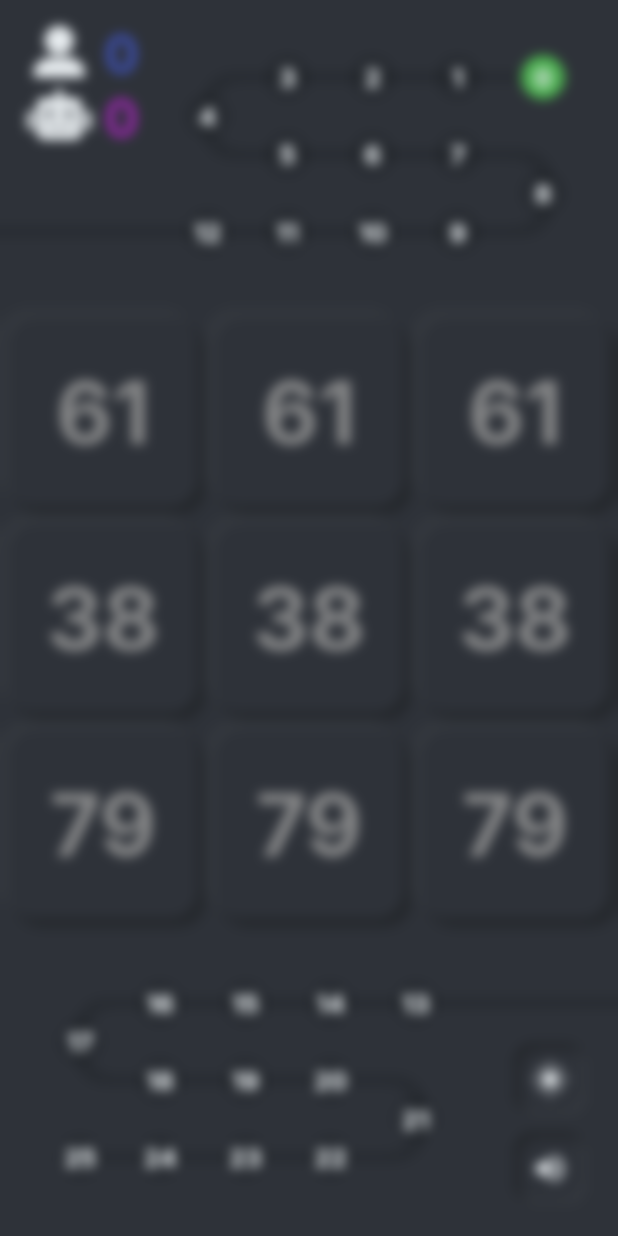
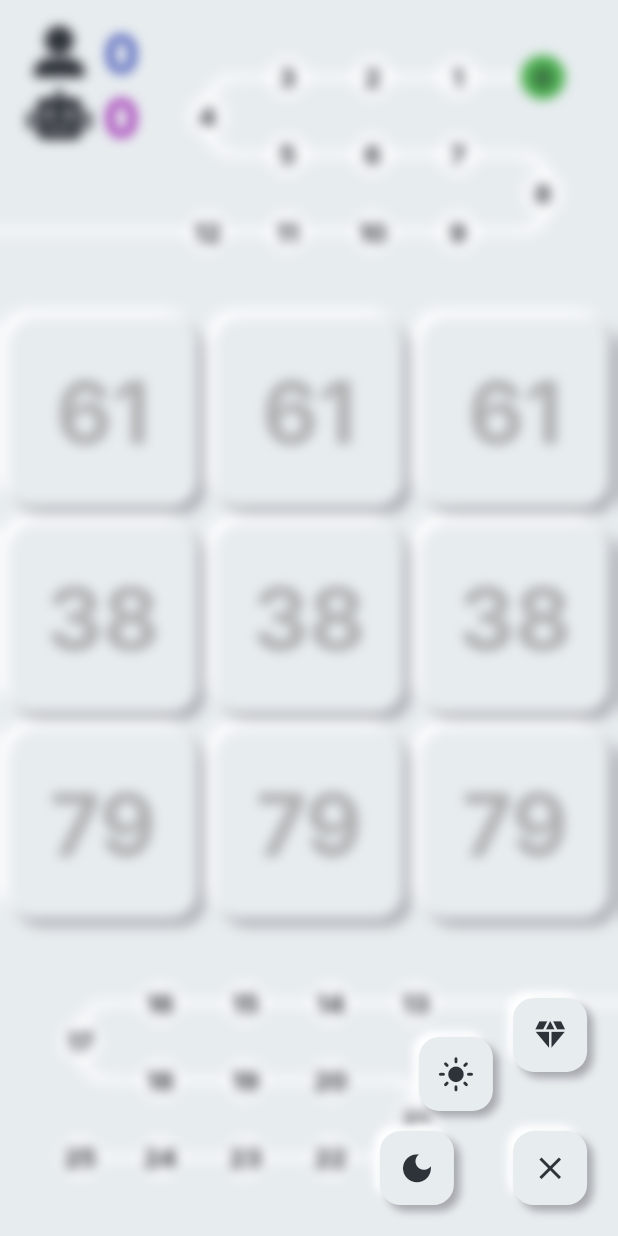
Before and after one commit to coilvoltic/tightwad, a Flutter app: the screen it shows after launch, after a tap on the "dark mode" icon, on a phone screen of 412 x 824 dp. Run offline on Flutter 3.47's test engine with Material 2 defaults, Android fonts, the phone set to English and light mode, and no system bars; our stand-ins replace animated_splash_screen, confetti, flutter_inset_box_shadow, font_awesome_flutter, google_fonts, shared_preferences and 1 more.

Commit message:
Add themes button with rotating animation

```diff
--- a/lib/main.dart
+++ b/lib/main.dart
@@ -67,7 +67,7 @@ class SplashScreen extends StatelessWidget {
       ),
       nextScreen: const TightWadHome(),
       backgroundColor: ThemeColors.background.getLightColor,
-      animationDuration: const Duration(seconds: 2),
+      animationDuration: const Duration(milliseconds: 200),
       splashIconSize: 250,
       splashTransition: SplashTransition.slideTransition,
     );
--- a/lib/src/dev/game/components/blur.dart
+++ b/lib/src/dev/game/components/blur.dart
@@ -15,8 +15,9 @@ class Blur extends StatefulWidget {
 
 class _BlurState extends State<Blur> {
 
-  bool _isDisplayedBlur       = false;
-  int  _blurAnimationDuration = 0;
+  bool   _isDisplayedBlur       = false;
+  int    _blurAnimationDuration = 0;
+  double _blurValue             = 0.0;
 
   void updateBlur(GameHandlerNotifier gameHandlerNotifier, OptionsNotifier optionsNotifier)
   {
@@ -24,9 +25,11 @@ class _BlurState extends State<Blur> {
                        optionsNotifier.getIsThemeChanging;
     if (gameHandlerNotifier.getGameStatus != GameStatus.playing) {
       _blurAnimationDuration = 1000;
+      _blurValue = 4.0;
     }
     else if (optionsNotifier.getIsThemeChanging) {
-      _blurAnimationDuration = 200;
+      _blurAnimationDuration = 500;
+      _blurValue = 4.0;
     }
   }
 
@@ -39,10 +42,9 @@ class _BlurState extends State<Blur> {
         return Visibility(
           visible: _isDisplayedBlur,
           child: TweenAnimationBuilder<double>(
-            tween: Tween<double>(begin: 0.01, end: 4.0),
+            tween: Tween<double>(begin: 0.01, end: _blurValue),
             duration: Duration(milliseconds: _blurAnimationDuration),
-            builder: (_, blurValue, __)
-            {
+            builder: (_, blurValue, __) {
               return BackdropFilter(
                 filter: ImageFilter.blur(sigmaX: blurValue, sigmaY: blurValue),
                 child: Container(
--- /dev/null
+++ b/lib/src/dev/game/components/options/flow_theme_men_delegate.dart
@@ -0,0 +1,54 @@
+import 'dart:math';
+import 'dart:typed_data';
+
+import 'package:flutter/material.dart';
+
+class FlowThemeMenuDelegate extends FlowDelegate {
+
+  const FlowThemeMenuDelegate({
+    required this.controller,
+    required this.buttonSize,
+    required this.xPos,
+    required this.yPos,
+    }) : super(repaint: controller);
+
+  final Animation<double> controller;
+  final double buttonSize;
+  final double xPos;
+  final double yPos;
+
+  @override
+  void paintChildren(FlowPaintingContext context) {
+
+    const double buttonSizeRatio = 1.8;
+    final double radius = buttonSize * buttonSizeRatio * controller.value;
+    final int n = context.childCount;
+
+    for (int i = 0; i < n; i++) {
+
+      double x = 0.0;
+      double y = 0.0;
+      double z = 0.0;
+
+      if (i != n - 1) {
+        final double theta = i * pi * 0.5 / (n - 2) + pi;
+        x = radius * cos(theta);
+        y = radius * sin(theta);
+        z = 0.0;
+      }
+      context.paintChild(
+        i,
+        transform: Matrix4.identity()
+          ..translate(x + xPos, y + yPos, z)
+          ..translate(buttonSize / 2, buttonSize / 2)
+          ..rotateZ(controller.value * 2 * pi)
+          ..translate(-buttonSize / 2, -buttonSize / 2)
+      );
+    }
+  }
+
+  @override
+  bool shouldRepaint(covariant FlowDelegate oldDelegate) {
+    return false;
+  }
+}
--- a/lib/src/dev/game/components/options/option_buttons.dart
+++ b/lib/src/dev/game/components/options/option_buttons.dart
@@ -3,6 +3,7 @@ import 'dart:math';
 import 'package:flutter/material.dart' hide BoxDecoration, BoxShadow;
 import 'package:flutter_inset_box_shadow/flutter_inset_box_shadow.dart';
 import 'package:tightwad/src/database/database.dart';
+import 'package:tightwad/src/dev/game/components/options/flow_theme_men_delegate.dart';
 
 import 'package:tightwad/src/notifiers/options_notifier.dart';
 import 'package:tightwad/src/utils/colors.dart';
@@ -15,113 +16,113 @@ class OptionButtons extends StatefulWidget {
   State<OptionButtons> createState() => _OptionButtonsState();
 }
 
-class _OptionButtonsState extends State<OptionButtons> {
+class _OptionButtonsState extends State<OptionButtons> with SingleTickerProviderStateMixin {
 
-  Widget buildThemeButton(OptionsNotifier notifier, double gamePxSize)
-  {
+  late AnimationController _controller;
+  late OptionsNotifier _optionsNotifier;
+
+  double _gamePxSize   = 0.0;
+  double _iconSize     = 0.0;
+  double _buttonSize   = 0.0;
+  double _offsetSize   = 0.0;
+  double _marginOffset = 0.0;
+  double _borderRadius = 0.0;
+
+  final double _blurRadius        = 4.0;
+  final int    _animationDuration = 150;
+
+  @override
+  void initState() {
+    _controller = AnimationController(
+      duration: const Duration(milliseconds: 250),
+      vsync: this,
+    );
+    super.initState();
+  }
+
+  @override
+  void dispose() {
+    _controller.dispose();
+    _optionsNotifier.dispose();
+    super.dispose();
+  }
+
+  void constantsCalculation() {
+      final double height = MediaQuery.of(context).size.height - MediaQuery.of(context).padding.top;
+      final double width  = MediaQuery.of(context).size.width;
+
+      _gamePxSize   = min(min(width, height) / 1, height / 1.7);
+      _iconSize     = 7.8 + _gamePxSize / 24 ;
+      _buttonSize   = 15  + _gamePxSize / 12 ;
+      _offsetSize   =       _gamePxSize / 100;
+      _marginOffset =       _gamePxSize / 20 ;
+      _borderRadius =       _gamePxSize / 30 ;
+  }
+
+  GestureDetector buildThemeButton(IconData icon) {
     return GestureDetector(
       onTap: () => setState(() {
-        notifier.changeTheme();
-        notifier.updateThemeChanging();
+        _optionsNotifier.updateThemeChanging();
+        if (_controller.status == AnimationStatus.completed) {
+          _controller.reverse();
+        } else {
+          _controller.forward();
+        }
       }),
       child: AnimatedContainer(
-        duration: const Duration(milliseconds: 150),
-        margin: EdgeInsets.only(
-          right: gamePxSize / 20,
-        ),
-        width: 15 + gamePxSize / 12,
-        height: 15 + gamePxSize / 12,
+        duration: Duration(milliseconds: _animationDuration),
+        width: _buttonSize,
+        height: _buttonSize,
         decoration: BoxDecoration(
           color: Database.getThemeSettingLight() ? ThemeColors.background.getLightColor : ThemeColors.background.getDarkColor,
-          borderRadius: BorderRadius.circular(gamePxSize / 30),
+          borderRadius: BorderRadius.circular(_borderRadius),
           boxShadow: [
             BoxShadow(
-              blurRadius: 4.0,
-              offset: -Offset(gamePxSize/100, gamePxSize/100),
+              blurRadius: _blurRadius,
+              offset: -Offset(_offsetSize, _offsetSize),
               color: Database.getThemeSettingLight() ? ThemeColors.tileBrightness.getLightColor : ThemeColors.tileBrightness.getDarkColor,
               inset: !Database.getThemeSettingLight(),
             ),
             BoxShadow(
-              blurRadius: 4.0,
-              offset: Offset(gamePxSize/100, gamePxSize/100),
+              blurRadius: _blurRadius,
+              offset: Offset(_offsetSize, _offsetSize),
               color: Database.getThemeSettingLight() ? ThemeColors.tileShadow.getLightColor : ThemeColors.tileShadow.getDarkColor,
               inset: !Database.getThemeSettingLight(),
             ),
           ]
         ),
         child: Icon(
-          Database.getThemeSettingLight() ? Icons.dark_mode : Icons.light_mode,
+          icon,
           color: Database.getThemeSettingLight() ? ThemeColors.background.getDarkColor : ThemeColors.background.getLightColor,
-          size: 7.8 + gamePxSize / 24,
+          size: _iconSize,
         ),
       ),
     );
   }
 
-  Widget buildSoundButton(OptionsNotifier notifier, double gamePxSize)
-  {
-    return GestureDetector(
-      onTap: () => setState(() {
-        notifier.changeVolume();
-      }),
-      child: AnimatedContainer(
-        duration: const Duration(milliseconds: 150),
-        margin: EdgeInsets.only(
-          right: gamePxSize / 20,
-          bottom: min(max(gamePxSize / 20 - MediaQuery.of(context).padding.top, MediaQuery.of(context).padding.top), gamePxSize / 20),
-        ),
-        width: 15 + gamePxSize / 12,
-        height: 15 + gamePxSize / 12,
-        decoration: BoxDecoration(
-          color: Database.getThemeSettingLight() ? ThemeColors.background.getLightColor : ThemeColors.background.getDarkColor,
-          borderRadius: BorderRadius.circular(gamePxSize / 30),
-          boxShadow: [
-            BoxShadow(
-              blurRadius: 4.0,
-              offset: -Offset(gamePxSize/100, gamePxSize/100),
-              color: Database.getThemeSettingLight() ? ThemeColors.tileBrightness.getLightColor : ThemeColors.tileBrightness.getDarkColor,
-              inset: Database.getSoundSettingOn(),
-            ),
-            BoxShadow(
-              blurRadius: 4.0,
-              offset: Offset(gamePxSize/100, gamePxSize/100),
-              color: Database.getThemeSettingLight() ? ThemeColors.tileShadow.getLightColor : ThemeColors.tileShadow.getDarkColor,
-              inset: Database.getSoundSettingOn(),
-            ),
-          ]
-        ),
-        child: Icon(
-          Database.getSoundSettingOn() ? Icons.volume_up : Icons.volume_off,
-          color: Database.getThemeSettingLight() ? ThemeColors.background.getDarkColor : ThemeColors.background.getLightColor,
-          size: 7.5 + gamePxSize / 24,
-        ),
-      ),
+  Flow buildThemeButtons() {
+    return Flow(
+      delegate: FlowThemeMenuDelegate(
+        controller: _controller,
+        buttonSize: _buttonSize,
+        xPos: MediaQuery.of(context).size.width  - _marginOffset - _buttonSize,
+        yPos: MediaQuery.of(context).size.height - _marginOffset - _buttonSize),
+      children: <IconData> [
+        Icons.dark_mode,
+        Icons.light_mode,
+        Icons.diamond,
+        _optionsNotifier.getIsThemeChanging ? Icons.close : Icons.color_lens,
+      ].map<Widget>(buildThemeButton).toList(),
     );
   }
 
   @override
   Widget build(BuildContext context) {
-
     return Consumer<OptionsNotifier>(
       builder: (context, notifier, _) {
-
-        final double height = MediaQuery.of(context).size.height - MediaQuery.of(context).padding.top;
-        final double width  = MediaQuery.of(context).size.width;
-        final double gamePxSize = min(min(width, height) / 1, height / 1.7);
-
-        return SizedBox.expand(
-          child: Column(
-            mainAxisAlignment: MainAxisAlignment.end,
-            crossAxisAlignment: CrossAxisAlignment.end,
-            children: [
-              buildThemeButton(notifier, gamePxSize),
-              const SizedBox(
-                height: 10.0,
-              ),
-              buildSoundButton(notifier, gamePxSize),
-            ],
-          ),
-        );
+        _optionsNotifier = notifier;
+        constantsCalculation();
+        return buildThemeButtons();
       }
     );
   }
--- /dev/null
+++ b/lib/src/dev/game/components/options/theme_buttons.dart
@@ -0,0 +1,39 @@
+import 'package:flutter/material.dart' hide BoxDecoration, BoxShadow;
+import 'package:flutter_inset_box_shadow/flutter_inset_box_shadow.dart';
+import 'package:provider/provider.dart';
+import 'package:tightwad/src/notifiers/options_notifier.dart';
+
+
+class ThemeButtons extends StatefulWidget {
+  const ThemeButtons({Key? key}) : super(key: key);
+
+  @override
+  State<ThemeButtons> createState() => _ThemeButtonsState();
+}
+
+class _ThemeButtonsState extends State<ThemeButtons> {
+
+  Widget buildThemeButton() {
+    return AnimatedContainer(
+      duration: const Duration(milliseconds: 200),
+    );
+  }
+
+  @override
+  Widget build(BuildContext context) {
+    return Consumer<OptionsNotifier>(
+      builder: (context, notifier, _) {
+        return Visibility(
+          visible: notifier.getIsThemeChanging,
+          child: Stack(
+            children: [
+              buildThemeButton(),
+              buildThemeButton(),
+              buildThemeButton(),
+            ],
+          ),
+        );
+      }
+    );
+  }
+}
--- a/lib/src/dev/game/game.dart
+++ b/lib/src/dev/game/game.dart
@@ -20,10 +20,10 @@ class Game extends StatelessWidget {
         Background(),
         LevelPath(),
         Scores(),
-        OptionButtons(),
         Map(),
         Confettis(),
         Blur(),
+        OptionButtons(),
         Statement(),
         BigButton(),
       ],
--- a/lib/src/notifiers/options_notifier.dart
+++ b/lib/src/notifiers/options_notifier.dart
@@ -50,6 +50,7 @@ class OptionsNotifier extends ChangeNotifier {
 
   void updateThemeChanging() {
     _isThemeChanging = !_isThemeChanging;
+    notifyListeners();
   }
 
   bool get getIsThemeChanging => _isThemeChanging;
```
